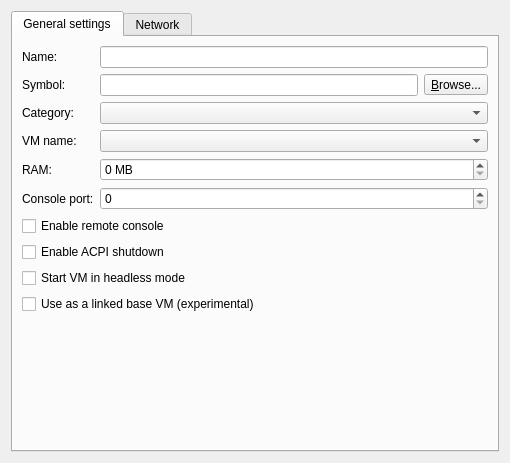
The window that gns3/modules/virtualbox/ui/virtualbox_vm_configuration_page.ui (GNS3/gns3-gui) describes before a commit, drawn with Qt 5.
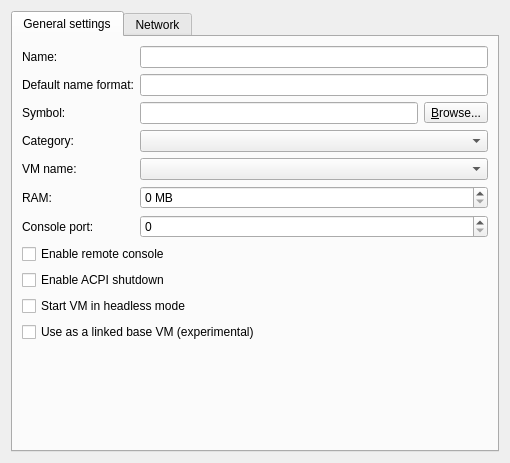
The same window after the commit.

Commit message: User configurable default name format for VMware and VirtualBox. Ref #748

```diff
--- a/gns3/modules/virtualbox/ui/virtualbox_vm_configuration_page.ui
+++ b/gns3/modules/virtualbox/ui/virtualbox_vm_configuration_page.ui
@@ -24,24 +24,27 @@
        <string>General settings</string>
       </attribute>
       <layout class="QGridLayout" name="gridLayout">
-       <item row="0" column="0">
-        <widget class="QLabel" name="uiNameLabel">
-         <property name="text">
-          <string>Name:</string>
+       <item row="4" column="1">
+        <widget class="QComboBox" name="uiVMListComboBox">
+         <property name="sizePolicy">
+          <sizepolicy hsizetype="Expanding" vsizetype="Fixed">
+           <horstretch>0</horstretch>
+           <verstretch>0</verstretch>
+          </sizepolicy>
          </property>
         </widget>
        </item>
        <item row="0" column="1">
         <widget class="QLineEdit" name="uiNameLineEdit"/>
        </item>
-       <item row="1" column="0">
-        <widget class="QLabel" name="uiSymbolLabel">
+       <item row="5" column="0">
+        <widget class="QLabel" name="uiVMRamLabel">
          <property name="text">
-          <string>Symbol:</string>
+          <string>RAM:</string>
          </property>
         </widget>
        </item>
-       <item row="1" column="1">
+       <item row="2" column="1">
         <layout class="QHBoxLayout" name="horizontalLayout_7">
          <item>
           <widget class="QLineEdit" name="uiSymbolLineEdit"/>
@@ -58,41 +61,14 @@
          </item>
         </layout>
        </item>
-       <item row="2" column="0">
-        <widget class="QLabel" name="uiCategoryLabel">
+       <item row="0" column="0">
+        <widget class="QLabel" name="uiNameLabel">
          <property name="text">
-          <string>Category:</string>
+          <string>Name:</string>
          </property>
         </widget>
        </item>
-       <item row="2" column="1">
-        <widget class="QComboBox" name="uiCategoryComboBox"/>
-       </item>
-       <item row="3" column="0">
-        <widget class="QLabel" name="uiVMListLabel">
-         <property name="text">
-          <string>VM name:</string>
-         </property>
-        </widget>
-       </item>
-       <item row="3" column="1">
-        <widget class="QComboBox" name="uiVMListComboBox">
-         <property name="sizePolicy">
-          <sizepolicy hsizetype="Expanding" vsizetype="Fixed">
-           <horstretch>0</horstretch>
-           <verstretch>0</verstretch>
-          </sizepolicy>
-         </property>
-        </widget>
-       </item>
-       <item row="4" column="0">
-        <widget class="QLabel" name="uiVMRamLabel">
-         <property name="text">
-          <string>RAM:</string>
-         </property>
-        </widget>
-       </item>
-       <item row="4" column="1">
+       <item row="5" column="1">
         <widget class="QSpinBox" name="uiVMRamSpinBox">
          <property name="sizePolicy">
           <sizepolicy hsizetype="Expanding" vsizetype="Fixed">
@@ -108,45 +84,21 @@
          </property>
         </widget>
        </item>
-       <item row="5" column="0">
-        <widget class="QLabel" name="uiConsolePortLabel">
+       <item row="2" column="0">
+        <widget class="QLabel" name="uiSymbolLabel">
          <property name="text">
-          <string>Console port:</string>
+          <string>Symbol:</string>
          </property>
         </widget>
        </item>
-       <item row="5" column="1">
-        <widget class="QSpinBox" name="uiConsolePortSpinBox">
-         <property name="maximum">
-          <number>65535</number>
-         </property>
-        </widget>
-       </item>
-       <item row="6" column="0" colspan="2">
-        <widget class="QCheckBox" name="uiEnableConsoleCheckBox">
-         <property name="text">
-          <string>Enable remote console</string>
-         </property>
-        </widget>
-       </item>
-       <item row="7" column="0" colspan="2">
+       <item row="8" column="0" colspan="2">
         <widget class="QCheckBox" name="uiACPIShutdownCheckBox">
          <property name="text">
           <string>Enable ACPI shutdown</string>
          </property>
         </widget>
        </item>
-       <item row="8" column="0" colspan="2">
-        <widget class="QCheckBox" name="uiHeadlessModeCheckBox">
-         <property name="text">
-          <string>Start VM in headless mode</string>
-         </property>
-         <property name="checked">
-          <bool>false</bool>
-         </property>
-        </widget>
-       </item>
-       <item row="9" column="0" colspan="2">
+       <item row="10" column="0" colspan="2">
         <widget class="QCheckBox" name="uiBaseVMCheckBox">
          <property name="enabled">
           <bool>true</bool>
@@ -156,7 +108,7 @@
          </property>
         </widget>
        </item>
-       <item row="10" column="1">
+       <item row="11" column="1">
         <spacer name="verticalSpacer">
          <property name="orientation">
           <enum>Qt::Vertical</enum>
@@ -169,6 +121,64 @@
          </property>
         </spacer>
        </item>
+       <item row="3" column="0">
+        <widget class="QLabel" name="uiCategoryLabel">
+         <property name="text">
+          <string>Category:</string>
+         </property>
+        </widget>
+       </item>
+       <item row="3" column="1">
+        <widget class="QComboBox" name="uiCategoryComboBox"/>
+       </item>
+       <item row="7" column="0" colspan="2">
+        <widget class="QCheckBox" name="uiEnableConsoleCheckBox">
+         <property name="text">
+          <string>Enable remote console</string>
+         </property>
+        </widget>
+       </item>
+       <item row="9" column="0" colspan="2">
+        <widget class="QCheckBox" name="uiHeadlessModeCheckBox">
+         <property name="text">
+          <string>Start VM in headless mode</string>
+         </property>
+         <property name="checked">
+          <bool>false</bool>
+         </property>
+        </widget>
+       </item>
+       <item row="4" column="0">
+        <widget class="QLabel" name="uiVMListLabel">
+         <property name="text">
+          <string>VM name:</string>
+         </property>
+        </widget>
+       </item>
+       <item row="6" column="0">
+        <widget class="QLabel" name="uiConsolePortLabel">
+         <property name="text">
+          <string>Console port:</string>
+         </property>
+        </widget>
+       </item>
+       <item row="6" column="1">
+        <widget class="QSpinBox" name="uiConsolePortSpinBox">
+         <property name="maximum">
+          <number>65535</number>
+         </property>
+        </widget>
+       </item>
+       <item row="1" column="0">
+        <widget class="QLabel" name="uiDefaultNameFormatLabel">
+         <property name="text">
+          <string>Default name format:</string>
+         </property>
+        </widget>
+       </item>
+       <item row="1" column="1">
+        <widget class="QLineEdit" name="uiDefaultNameFormatLineEdit"/>
+       </item>
       </layout>
      </widget>
      <widget class="QWidget" name="tab_2">
```
The commit also changes 20 other files.
